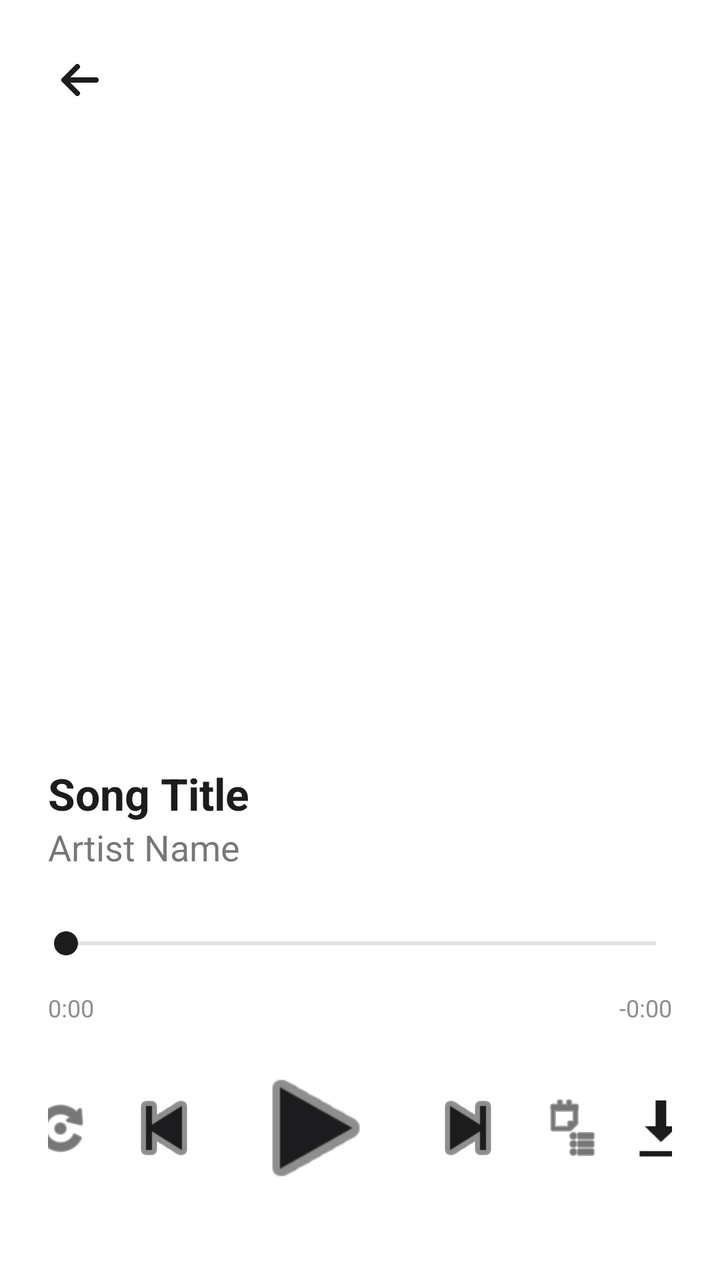
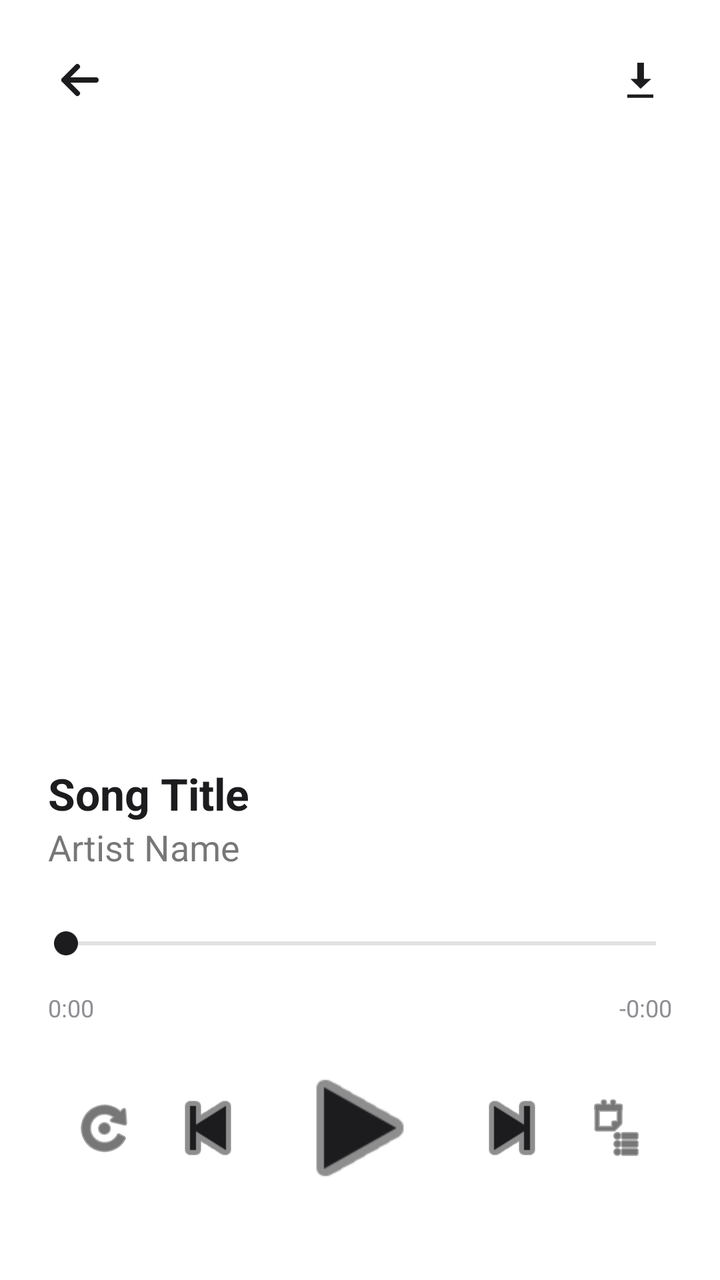

An Android layout rendered at two revisions. The XML below is the earlier revision; the diff shows what the commit changed to produce the second picture.
<!-- AndroidManifest.xml: application theme Theme.MLNetease -->
<!-- res/layout/activity_player.xml -->
<?xml version="1.0" encoding="utf-8"?>
<LinearLayout xmlns:android="http://schemas.android.com/apk/res/android"
    xmlns:app="http://schemas.android.com/apk/res-auto"
    android:layout_width="match_parent"
    android:layout_height="match_parent"
    android:orientation="vertical"
    android:background="@color/background_primary"
    android:padding="24dp">

    <ImageButton
        android:id="@+id/btn_back"
        android:layout_width="32dp"
        android:layout_height="32dp"
        android:background="?attr/selectableItemBackgroundBorderless"
        android:src="@drawable/ic_back"
        android:scaleType="fitCenter"
        app:tint="@color/text_primary"
        android:layout_marginBottom="16dp"
        android:contentDescription="@string/back" />

    
    <androidx.viewpager2.widget.ViewPager2
        android:id="@+id/view_pager"
        android:layout_width="match_parent"
        android:layout_height="0dp"
        android:layout_weight="1"
        android:layout_marginBottom="24dp"/>

    
    <LinearLayout
        android:layout_width="match_parent"
        android:layout_height="wrap_content"
        android:orientation="vertical"
        android:layout_marginBottom="16dp">

        <TextView
            android:id="@+id/player_song_title"
            android:layout_width="match_parent"
            android:layout_height="wrap_content"
            android:text="@string/song_title"
            android:textColor="@color/text_primary"
            android:textSize="22sp"
            android:textStyle="bold"
            android:ellipsize="end"
            android:maxLines="1"/>

        <TextView
            android:id="@+id/player_song_artist"
            android:layout_width="match_parent"
            android:layout_height="wrap_content"
            android:text="@string/artist_name"
            android:textColor="@color/text_primary"
            android:alpha="0.6"
            android:textSize="18sp"
            android:ellipsize="end"
            android:maxLines="1"/>
    </LinearLayout>

    
    <LinearLayout
        android:layout_width="match_parent"
        android:layout_height="wrap_content"
        android:orientation="vertical">

        <SeekBar
            android:id="@+id/seek_bar"
            android:layout_width="match_parent"
            android:layout_height="wrap_content"
            android:paddingStart="8dp"
            android:paddingEnd="8dp"
            android:thumbTint="@color/text_primary"
            android:progressTint="@color/text_primary"
            android:progressBackgroundTint="@color/text_secondary"
            android:minHeight="32dp"
            android:paddingVertical="4dp"
            android:thumbOffset="8dp"/>

        <LinearLayout
            android:layout_width="match_parent"
            android:layout_height="wrap_content"
            android:orientation="horizontal"
            android:layout_marginTop="4dp">

            <TextView
                android:id="@+id/text_current_time"
                android:layout_width="wrap_content"
                android:layout_height="wrap_content"
                android:text="@string/zero_timestamp"
                android:textColor="@color/text_secondary"
                android:textSize="12sp"/>

            <View
                android:layout_width="0dp"
                android:layout_height="0dp"
                android:layout_weight="1"/>

            <TextView
                android:id="@+id/text_total_time"
                android:layout_width="wrap_content"
                android:layout_height="wrap_content"
                android:text="@string/zero_timestamp_negative"
                android:textColor="@color/text_secondary"
                android:textSize="12sp"/>
        </LinearLayout>
    </LinearLayout>

    
    <LinearLayout
        android:layout_width="match_parent"
        android:layout_height="wrap_content"
        android:orientation="horizontal"
        android:gravity="center"
        android:layout_marginTop="16dp"
        android:layout_marginBottom="16dp">

        <ImageButton
            android:id="@+id/btn_mode"
            android:layout_width="32dp"
            android:layout_height="32dp"
            android:background="?attr/selectableItemBackgroundBorderless"
            android:src="@android:drawable/ic_menu_rotate"
            android:scaleType="fitCenter"
            app:tint="@color/text_primary"
            android:layout_marginEnd="12dp"/>

        <ImageButton
            android:id="@+id/btn_prev"
            android:layout_width="48dp"
            android:layout_height="48dp"
            android:background="?attr/selectableItemBackgroundBorderless"
            android:src="@android:drawable/ic_media_previous"
            android:scaleType="fitCenter"
            app:tint="@color/text_primary"/>

        <ImageButton
            android:id="@+id/btn_play_pause"
            android:layout_width="72dp"
            android:layout_height="72dp"
            android:background="?attr/selectableItemBackgroundBorderless"
            android:src="@android:drawable/ic_media_play"
            android:scaleType="fitCenter"
            app:tint="@color/text_primary"
            android:layout_marginStart="16dp"
            android:layout_marginEnd="16dp"/>

        <ImageButton
            android:id="@+id/btn_next"
            android:layout_width="48dp"
            android:layout_height="48dp"
            android:background="?attr/selectableItemBackgroundBorderless"
            android:src="@android:drawable/ic_media_next"
            android:scaleType="fitCenter"
            app:tint="@color/text_primary"/>

        <ImageButton
            android:id="@+id/btn_playlist"
            android:layout_width="32dp"
            android:layout_height="32dp"
            android:background="?attr/selectableItemBackgroundBorderless"
            android:src="@android:drawable/ic_menu_agenda"
            android:scaleType="fitCenter"
            app:tint="@color/text_primary"
            android:layout_marginStart="12dp"/>

        <ImageButton
            android:id="@+id/btn_download_song"
            android:layout_width="32dp"
            android:layout_height="32dp"
            android:background="?attr/selectableItemBackgroundBorderless"
            android:src="@android:drawable/stat_sys_download_done"
            android:scaleType="fitCenter"
            app:tint="@color/text_primary"
            android:layout_marginStart="12dp"
            android:contentDescription="@string/download"/>

    </LinearLayout>

</LinearLayout>
<!-- resources referenced by this layout -->
<resources>
  <color name="background_primary">#FFFFFF</color>
  <color name="text_primary">#1C1C1E</color>
  <color name="text_secondary">#8E8E93</color>
  <!-- drawable ic_back (drawable) -->
  <?xml version="1.0" encoding="utf-8"?>
  <vector xmlns:android="http://schemas.android.com/apk/res/android"
      android:width="24dp"
      android:height="24dp"
      android:viewportWidth="24"
      android:viewportHeight="24">
      <path
          android:pathData="M6,12H18M6,12L11,7M6,12L11,17"
          android:strokeColor="#FF000000"
          android:strokeWidth="2"
          android:strokeLineCap="round"
          android:strokeLineJoin="round" />
  </vector>
  <string name="artist_name">Artist Name</string>
  <string name="back">Back</string>
  <string name="download">Download</string>
  <string name="song_title">Song Title</string>
  <string name="zero_timestamp" translatable="false">0:00</string>
  <string name="zero_timestamp_negative" translatable="false">-0:00</string>
  <style name="Theme.MLNetease" parent="Theme.MaterialComponents.DayNight.NoActionBar">
          
          <item name="colorPrimary">@color/brand_primary</item>
          <item name="colorPrimaryVariant">@color/background_secondary</item>
          <item name="colorOnPrimary">@color/text_primary</item>
  
          
          <item name="colorSecondary">@color/brand_primary</item>
          <item name="colorSecondaryVariant">@color/brand_primary</item>
          <item name="colorOnSecondary">@color/text_primary</item>
  
          
          <item name="android:windowBackground">@color/background_primary</item>
          <item name="android:colorBackground">@color/background_primary</item>
  
          
          <item name="android:statusBarColor" tools:targetApi="l">@color/background_primary</item>
          <item name="android:windowLightStatusBar" tools:targetApi="m">true</item>
  
          
          <item name="bottomNavigationStyle">@style/Widget.MaterialComponents.BottomNavigationView.Colored</item>
      </style>
  <color name="brand_primary">#FA233B</color>
  <color name="background_secondary">#F2F2F7</color>
</resources>

<!-- the commit's change to res/layout/activity_player.xml (unified diff, before → after) -->
@@ -7,16 +7,40 @@
     android:background="@color/background_primary"
     android:padding="24dp">
 
-    <ImageButton
-        android:id="@+id/btn_back"
-        android:layout_width="32dp"
-        android:layout_height="32dp"
-        android:background="?attr/selectableItemBackgroundBorderless"
-        android:src="@drawable/ic_back"
-        android:scaleType="fitCenter"
-        app:tint="@color/text_primary"
-        android:layout_marginBottom="16dp"
-        android:contentDescription="@string/back" />
+    <LinearLayout
+        android:layout_width="match_parent"
+        android:layout_height="wrap_content"
+        android:orientation="horizontal"
+        android:gravity="center_vertical"
+        android:layout_marginBottom="16dp">
+
+        <ImageButton
+            android:id="@+id/btn_back"
+            android:layout_width="32dp"
+            android:layout_height="32dp"
+            android:background="?attr/selectableItemBackgroundBorderless"
+            android:src="@drawable/ic_back"
+            android:scaleType="fitCenter"
+            app:tint="@color/text_primary"
+            android:contentDescription="@string/back" />
+
+        <View
+            android:layout_width="0dp"
+            android:layout_height="0dp"
+            android:layout_weight="1" />
+
+        <ImageButton
+            android:id="@+id/btn_download_song"
+            android:layout_width="32dp"
+            android:layout_height="32dp"
+            android:background="?attr/selectableItemBackgroundBorderless"
+            android:padding="6dp"
+            android:src="@android:drawable/stat_sys_download_done"
+            android:scaleType="fitCenter"
+            app:tint="@color/text_primary"
+            android:contentDescription="@string/download" />
+
+    </LinearLayout>
 
     
     <androidx.viewpager2.widget.ViewPager2
@@ -162,17 +186,6 @@
             app:tint="@color/text_primary"
             android:layout_marginStart="12dp"/>
 
-        <ImageButton
-            android:id="@+id/btn_download_song"
-            android:layout_width="32dp"
-            android:layout_height="32dp"
-            android:background="?attr/selectableItemBackgroundBorderless"
-            android:src="@android:drawable/stat_sys_download_done"
-            android:scaleType="fitCenter"
-            app:tint="@color/text_primary"
-            android:layout_marginStart="12dp"
-            android:contentDescription="@string/download"/>
-
     </LinearLayout>
 
 </LinearLayout>
